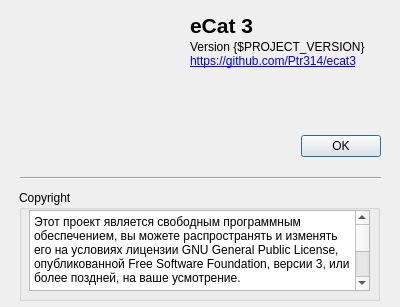
The window that src/dialogs/aboutdlg.ui (Ptr314/ecat3) describes before a commit, drawn with Qt 5.
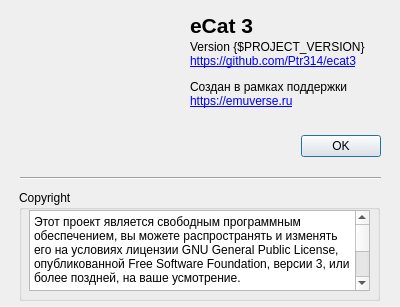
The same window after the commit. Icons and pictures are not drawn.

Patch:
```diff
--- a/src/dialogs/aboutdlg.ui
+++ b/src/dialogs/aboutdlg.ui
@@ -122,15 +122,28 @@
      <x>190</x>
      <y>40</y>
      <width>191</width>
-     <height>61</height>
+     <height>91</height>
     </rect>
    </property>
    <property name="text">
-    <string notr="true">&lt;html&gt;&lt;head/&gt;&lt;body&gt;&lt;p&gt;Version {$PROJECT_VERSION}&lt;br/&gt;&lt;a href=&quot;https://github.com/Ptr314/ecat3&quot;&gt;&lt;span style=&quot; text-decoration: underline; color:#0000ff;&quot;&gt;https://github.com/Ptr314/ecat3&lt;/span&gt;&lt;/a&gt;&lt;/p&gt;&lt;/body&gt;&lt;/html&gt;</string>
+    <string notr="true">&lt;html&gt;&lt;head/&gt;
+&lt;body&gt;
+&lt;p&gt;Version {$PROJECT_VERSION}&lt;br/&gt;&lt;a href=&quot;https://github.com/Ptr314/ecat3&quot;&gt;&lt;span style=&quot; text-decoration: underline; color:#0000ff;&quot;&gt;https://github.com/Ptr314/ecat3&lt;/span&gt;&lt;/a&gt;&lt;/p&gt;
+&lt;p&gt;Создан в рамках поддержки&lt;br/&gt;
+&lt;a href=&quot;https://emuverse.ru&quot;&gt;&lt;span style=&quot; text-decoration: underline; color:#0000ff;&quot;&gt;https://emuverse.ru&lt;/span&gt;&lt;/a&gt;
+&lt;/p&gt;
+&lt;/body&gt;
+&lt;/html&gt;</string>
    </property>
    <property name="alignment">
     <set>Qt::AlignLeading|Qt::AlignLeft|Qt::AlignTop</set>
    </property>
+   <property name="wordWrap">
+    <bool>true</bool>
+   </property>
+   <property name="openExternalLinks">
+    <bool>true</bool>
+   </property>
   </widget>
  </widget>
  <resources>
```
